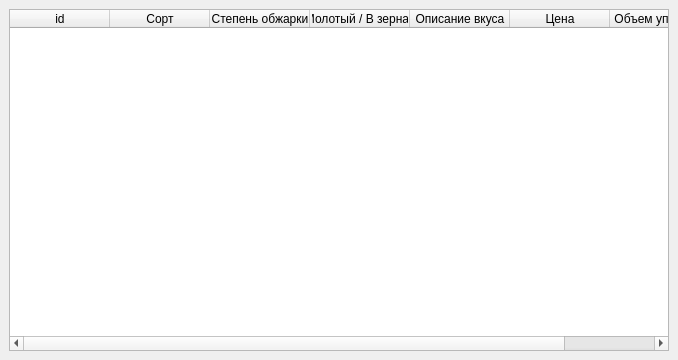
The window that main.ui (MixelTe/YLTask2) describes before a commit, drawn with Qt 5.
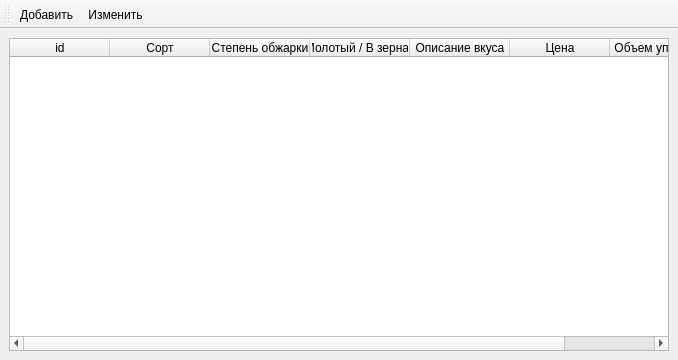
The same window after the commit.

Patch:
```diff
--- a/main.ui
+++ b/main.ui
@@ -68,6 +68,29 @@
     </item>
    </layout>
   </widget>
+  <widget class="QToolBar" name="toolBar">
+   <property name="windowTitle">
+    <string>toolBar</string>
+   </property>
+   <attribute name="toolBarArea">
+    <enum>TopToolBarArea</enum>
+   </attribute>
+   <attribute name="toolBarBreak">
+    <bool>false</bool>
+   </attribute>
+   <addaction name="action_add"/>
+   <addaction name="action_edit"/>
+  </widget>
+  <action name="action_add">
+   <property name="text">
+    <string>Добавить</string>
+   </property>
+  </action>
+  <action name="action_edit">
+   <property name="text">
+    <string>Изменить</string>
+   </property>
+  </action>
  </widget>
  <resources/>
  <connections/>
```
